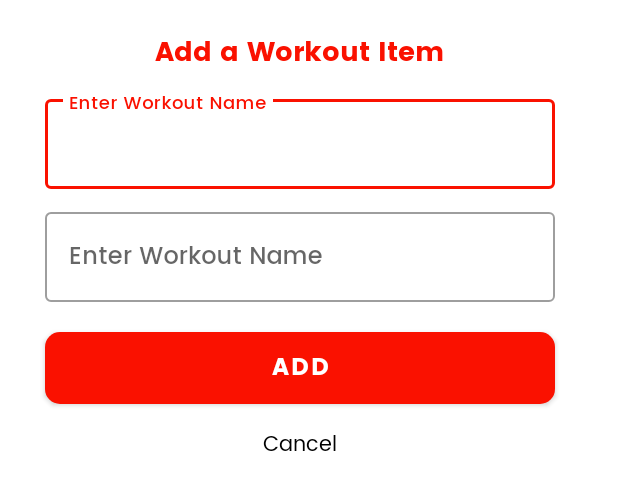
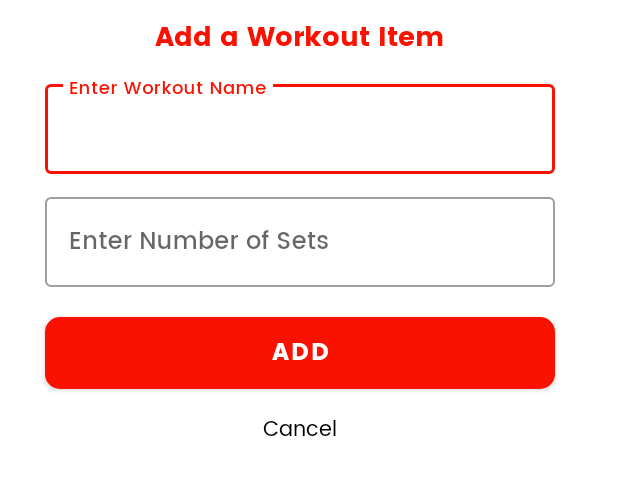
Before and after one commit to sagarkhawse/WorkoutProgramList, an Android app: the layout dialog_add_item.xml on its own in the app's theme, with its tools: preview values and no code run, on a phone screen of 412 x 824 dp. Shown: the top 490 px of the screen. Run offline under Robolectric (Android 15) with nearby library versions, the phone set to English and light mode, and no system bars.

Commit message:
App Completed

```diff
--- a/app/src/main/AndroidManifest.xml
+++ b/app/src/main/AndroidManifest.xml
@@ -3,6 +3,7 @@
     package="com.laboontech.kotlinworkoutlist">
 
     <application
+        android:name=".App"
         android:allowBackup="true"
         android:icon="@mipmap/ic_launcher"
         android:label="@string/app_name"
--- a/app/src/main/java/com/laboontech/kotlinworkoutlist/other/WorkoutItemAdapter.kt
+++ b/app/src/main/java/com/laboontech/kotlinworkoutlist/other/WorkoutItemAdapter.kt
@@ -24,7 +24,7 @@ class WorkoutItemAdapter(var items: List<WorkoutItem>, private val viewModel: Wo
     override fun onBindViewHolder(holder: WorkoutViewHolder, position: Int) {
         val data = items[position]
         holder.itemView.tvWorkoutName.text=data.name
-        holder.itemView.tvSets.text="Sets : ${data.name}"
+        holder.itemView.tvSets.text="Sets : ${data.sets}"
 
         holder.itemView.delete.setOnClickListener {
             viewModel.delete(data)
--- /dev/null
+++ b/app/src/main/res/drawable/bg_circle.xml
@@ -0,0 +1,4 @@
+<?xml version="1.0" encoding="utf-8"?>
+<shape android:shape="oval" xmlns:android="http://schemas.android.com/apk/res/android">
+<solid android:color="@color/white"/>
+</shape>
--- a/app/src/main/res/layout/activity_main.xml
+++ b/app/src/main/res/layout/activity_main.xml
@@ -8,12 +8,13 @@
 
 
     <androidx.recyclerview.widget.RecyclerView
+        android:id="@+id/rvWorkout"
         android:layout_width="match_parent"
         android:layout_height="match_parent"
         app:layoutManager="androidx.recyclerview.widget.LinearLayoutManager"
         android:orientation="vertical"
         tools:listitem="@layout/item_workout"
-
+tools:itemCount="2"
         app:layout_constraintBottom_toBottomOf="parent"
         app:layout_constraintEnd_toEndOf="parent"
         app:layout_constraintStart_toStartOf="parent"
--- a/app/src/main/res/layout/dialog_add_item.xml
+++ b/app/src/main/res/layout/dialog_add_item.xml
@@ -2,73 +2,72 @@
 <LinearLayout xmlns:android="http://schemas.android.com/apk/res/android"
     android:layout_width="380dp"
     android:layout_height="wrap_content"
-    android:padding="10dp"
+    android:layout_margin="10dp"
     android:gravity="center_horizontal"
     android:orientation="vertical"
-    android:layout_margin="10dp">
+    android:paddingStart="10dp"
+    android:paddingEnd="10dp"
+    android:paddingBottom="10dp">
 
     <TextView
         android:layout_width="wrap_content"
         android:layout_height="wrap_content"
+        android:fontFamily="@font/poppins_bold"
         android:text="@string/add_a_workout_item"
-        android:textSize="18sp"
         android:textColor="@color/purple_700"
-        android:fontFamily="@font/poppins_bold"
-        />
+        android:textSize="18sp" />
 
     <com.google.android.material.textfield.TextInputLayout
+        style="@style/Widget.MaterialComponents.TextInputLayout.OutlinedBox"
         android:layout_width="match_parent"
         android:layout_height="wrap_content"
         android:layout_margin="10dp"
-        style="@style/Widget.MaterialComponents.TextInputLayout.OutlinedBox"
-        android:hint="@string/enter_workout_name"
-        >
+        android:hint="@string/enter_workout_name">
+
         <com.google.android.material.textfield.TextInputEditText
+            android:id="@+id/etWorkoutName"
             android:layout_width="match_parent"
             android:layout_height="wrap_content"
-            android:id="@+id/etWorkoutName"
-            android:inputType="text"
             android:fontFamily="@font/poppins_medium"
-            />
+            android:inputType="text" />
     </com.google.android.material.textfield.TextInputLayout>
 
     <com.google.android.material.textfield.TextInputLayout
+        style="@style/Widget.MaterialComponents.TextInputLayout.OutlinedBox"
         android:layout_width="match_parent"
         android:layout_height="wrap_content"
         android:layout_marginStart="10dp"
         android:layout_marginEnd="10dp"
-        style="@style/Widget.MaterialComponents.TextInputLayout.OutlinedBox"
-        android:hint="@string/enter_workout_name"
-        >
+        android:hint="@string/enter_number_of_sets">
+
         <com.google.android.material.textfield.TextInputEditText
+            android:id="@+id/etSets"
             android:layout_width="match_parent"
             android:layout_height="wrap_content"
-            android:id="@+id/etSets"
-            android:inputType="number"
             android:fontFamily="@font/poppins_medium"
-            />
+            android:inputType="number" />
     </com.google.android.material.textfield.TextInputLayout>
 
     <Button
+        android:id="@+id/add"
         android:layout_width="match_parent"
         android:layout_height="wrap_content"
-        android:background="@drawable/bg_curve_rectangle"
-        android:text="@string/add"
-        android:fontFamily="@font/poppins_bold"
-        android:textSize="16sp"
-        android:id="@+id/add"
+        android:layout_marginStart="10dp"
         android:layout_marginTop="20dp"
-        android:layout_marginStart="10dp"
         android:layout_marginEnd="10dp"
         android:layout_marginBottom="15dp"
-        />
+        android:background="@drawable/bg_curve_rectangle"
+        android:fontFamily="@font/poppins_bold"
+        android:text="@string/add"
+        android:textSize="16sp" />
 
     <TextView
+        android:id="@+id/cancel"
+        android:foreground="?attr/selectableItemBackgroundBorderless"
         android:layout_width="wrap_content"
         android:layout_height="wrap_content"
+        android:fontFamily="@font/poppins"
         android:text="@string/cancel"
-        android:textColor="@color/black"
-        android:fontFamily="@font/poppins"
-        android:id="@+id/cancel"/>
+        android:textColor="@color/black" />
 
 </LinearLayout>
--- a/app/src/main/res/values/colors.xml
+++ b/app/src/main/res/values/colors.xml
@@ -3,10 +3,10 @@
     <color name="purple_200">#FA1100</color>
     <color name="purple_500">#FA1100</color>
     <color name="purple_700">#FA1100</color>
-    <color name="teal_200">#FF9800</color>
-    <color name="teal_700">#FF9800</color>
+    <color name="teal_200">#E8DCDB</color>
+    <color name="teal_700">#E6D9D8</color>
     <color name="black">#FF000000</color>
     <color name="white">#FFFFFFFF</color>
-    <color name="accent">#FFFBFB</color>
+    <color name="accent">#EFDEDE</color>
 
 </resources>
--- a/app/src/main/res/values/strings.xml
+++ b/app/src/main/res/values/strings.xml
@@ -4,4 +4,5 @@
     <string name="enter_workout_name">Enter Workout Name</string>
     <string name="add">Add</string>
     <string name="cancel">Cancel</string>
+    <string name="enter_number_of_sets">Enter Number of Sets</string>
 </resources>
```
Also changed, not shown: app/src/main/java/com/laboontech/kotlinworkoutlist/App.kt (added, +25 -0 lines), app/src/main/java/com/laboontech/kotlinworkoutlist/ui/workoutlist/AddItemDialogListener.kt (added, +7 -0 lines), app/src/main/java/com/laboontech/kotlinworkoutlist/ui/workoutlist/AddWorkoutItemDialog.kt (added, +40 -0 lines), app/src/main/java/com/laboontech/kotlinworkoutlist/ui/workoutlist/MainActivity.kt (+33 -4 lines), app/src/main/res/layout/item_workout.xml (+16 -7 lines).
